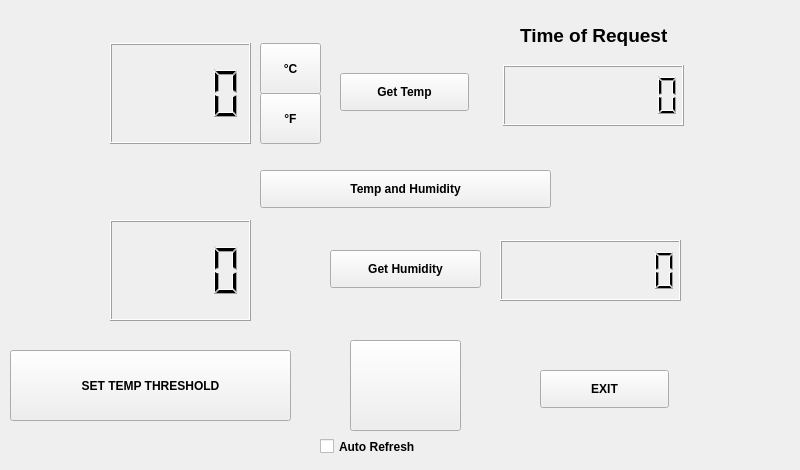
The window that Project 1/My_Application/Project1.ui (smitesh07/eid-fall2018) describes before a commit, drawn with Qt 5.
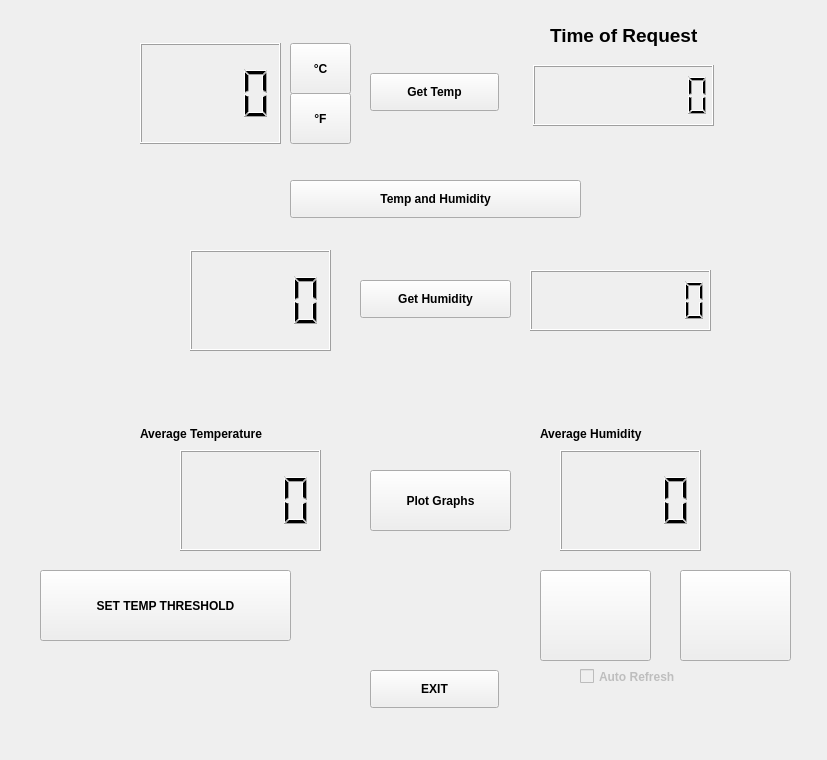
The same window after the commit. Icons and pictures are not drawn.

Commit message: Added Average and Plot Features

```diff
--- a/Project 1/My_Application/Project1.ui
+++ b/Project 1/My_Application/Project1.ui
@@ -6,8 +6,8 @@
    <rect>
     <x>0</x>
     <y>0</y>
-    <width>800</width>
-    <height>470</height>
+    <width>827</width>
+    <height>760</height>
    </rect>
   </property>
   <property name="font">
@@ -26,8 +26,8 @@
   <widget class="QPushButton" name="get_hum">
    <property name="geometry">
     <rect>
-     <x>330</x>
-     <y>250</y>
+     <x>360</x>
+     <y>280</y>
      <width>151</width>
      <height>38</height>
     </rect>
@@ -39,8 +39,8 @@
   <widget class="QLabel" name="hum_icon">
    <property name="geometry">
     <rect>
-     <x>20</x>
-     <y>220</y>
+     <x>100</x>
+     <y>250</y>
      <width>81</width>
      <height>101</height>
     </rect>
@@ -58,7 +58,7 @@
   <widget class="QPushButton" name="get_temp">
    <property name="geometry">
     <rect>
-     <x>340</x>
+     <x>370</x>
      <y>73</y>
      <width>129</width>
      <height>38</height>
@@ -71,7 +71,7 @@
   <widget class="QLabel" name="TOR">
    <property name="geometry">
     <rect>
-     <x>520</x>
+     <x>550</x>
      <y>10</y>
      <width>171</width>
      <height>51</height>
@@ -89,7 +89,7 @@
   <widget class="QLabel" name="temp_icon">
    <property name="geometry">
     <rect>
-     <x>20</x>
+     <x>50</x>
      <y>43</y>
      <width>71</width>
      <height>91</height>
@@ -108,8 +108,8 @@
   <widget class="QPushButton" name="refresh">
    <property name="geometry">
     <rect>
-     <x>350</x>
-     <y>340</y>
+     <x>540</x>
+     <y>570</y>
      <width>111</width>
      <height>91</height>
     </rect>
@@ -134,7 +134,7 @@
    </property>
    <property name="geometry">
     <rect>
-     <x>110</x>
+     <x>140</x>
      <y>43</y>
      <width>141</width>
      <height>101</height>
@@ -150,8 +150,8 @@
   <widget class="QLCDNumber" name="hum">
    <property name="geometry">
     <rect>
-     <x>110</x>
-     <y>220</y>
+     <x>190</x>
+     <y>250</y>
      <width>141</width>
      <height>101</height>
     </rect>
@@ -169,7 +169,7 @@
   <widget class="QLCDNumber" name="temp_TOR">
    <property name="geometry">
     <rect>
-     <x>503</x>
+     <x>533</x>
      <y>65</y>
      <width>181</width>
      <height>61</height>
@@ -185,8 +185,8 @@
   <widget class="QLCDNumber" name="hum_TOR">
    <property name="geometry">
     <rect>
-     <x>500</x>
-     <y>240</y>
+     <x>530</x>
+     <y>270</y>
      <width>181</width>
      <height>61</height>
     </rect>
@@ -201,8 +201,8 @@
   <widget class="QPushButton" name="exit">
    <property name="geometry">
     <rect>
-     <x>540</x>
-     <y>370</y>
+     <x>370</x>
+     <y>670</y>
      <width>129</width>
      <height>38</height>
     </rect>
@@ -214,9 +214,9 @@
   <widget class="QPushButton" name="threshold_button">
    <property name="geometry">
     <rect>
-     <x>10</x>
-     <y>350</y>
-     <width>281</width>
+     <x>40</x>
+     <y>570</y>
+     <width>251</width>
      <height>71</height>
     </rect>
    </property>
@@ -227,7 +227,7 @@
   <widget class="QPushButton" name="degree_button">
    <property name="geometry">
     <rect>
-     <x>260</x>
+     <x>290</x>
      <y>43</y>
      <width>61</width>
      <height>51</height>
@@ -240,7 +240,7 @@
   <widget class="QPushButton" name="fahrenheit_button">
    <property name="geometry">
     <rect>
-     <x>260</x>
+     <x>290</x>
      <y>93</y>
      <width>61</width>
      <height>51</height>
@@ -251,10 +251,13 @@
    </property>
   </widget>
   <widget class="QCheckBox" name="refresh_checkBox">
+   <property name="enabled">
+    <bool>false</bool>
+   </property>
    <property name="geometry">
     <rect>
-     <x>320</x>
-     <y>430</y>
+     <x>580</x>
+     <y>660</y>
      <width>161</width>
      <height>33</height>
     </rect>
@@ -266,8 +269,8 @@
   <widget class="QPushButton" name="TempAndHumidity">
    <property name="geometry">
     <rect>
-     <x>260</x>
-     <y>170</y>
+     <x>290</x>
+     <y>180</y>
      <width>291</width>
      <height>38</height>
     </rect>
@@ -276,6 +279,106 @@
     <string>Temp and Humidity</string>
    </property>
   </widget>
+  <widget class="QPushButton" name="stop_refresh">
+   <property name="geometry">
+    <rect>
+     <x>680</x>
+     <y>570</y>
+     <width>111</width>
+     <height>91</height>
+    </rect>
+   </property>
+   <property name="text">
+    <string/>
+   </property>
+   <property name="icon">
+    <iconset>
+     <normaloff>../Icon/Stop.png</normaloff>../Icon/Stop.png</iconset>
+   </property>
+   <property name="iconSize">
+    <size>
+     <width>101</width>
+     <height>71</height>
+    </size>
+   </property>
+  </widget>
+  <widget class="QLabel" name="label">
+   <property name="geometry">
+    <rect>
+     <x>140</x>
+     <y>420</y>
+     <width>221</width>
+     <height>28</height>
+    </rect>
+   </property>
+   <property name="text">
+    <string>Average Temperature</string>
+   </property>
+  </widget>
+  <widget class="QLabel" name="label_2">
+   <property name="geometry">
+    <rect>
+     <x>540</x>
+     <y>420</y>
+     <width>221</width>
+     <height>28</height>
+    </rect>
+   </property>
+   <property name="text">
+    <string>Average Humidity</string>
+   </property>
+  </widget>
+  <widget class="QLCDNumber" name="tempAvg">
+   <property name="geometry">
+    <rect>
+     <x>180</x>
+     <y>450</y>
+     <width>141</width>
+     <height>101</height>
+    </rect>
+   </property>
+   <property name="smallDecimalPoint">
+    <bool>true</bool>
+   </property>
+   <property name="digitCount">
+    <number>4</number>
+   </property>
+   <property name="intValue" stdset="0">
+    <number>0</number>
+   </property>
+  </widget>
+  <widget class="QLCDNumber" name="humAvg">
+   <property name="geometry">
+    <rect>
+     <x>560</x>
+     <y>450</y>
+     <width>141</width>
+     <height>101</height>
+    </rect>
+   </property>
+   <property name="smallDecimalPoint">
+    <bool>true</bool>
+   </property>
+   <property name="digitCount">
+    <number>4</number>
+   </property>
+   <property name="intValue" stdset="0">
+    <number>0</number>
+   </property>
+  </widget>
+  <widget class="QPushButton" name="plotGraph">
+   <property name="geometry">
+    <rect>
+     <x>370</x>
+     <y>470</y>
+     <width>141</width>
+     <height>61</height>
+    </rect>
+   </property>
+   <property name="text">
+    <string>Plot Graphs</string>
+   </property>
+  </widget>
  </widget>
  <resources/>
  <connections/>
```
The commit also changes 3 other files.
